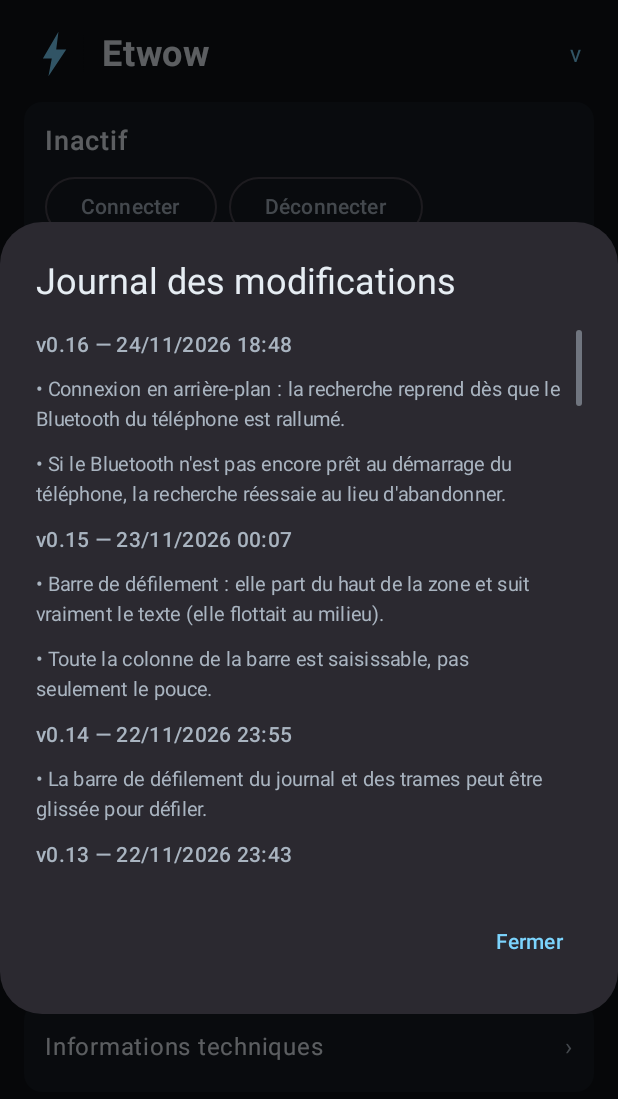
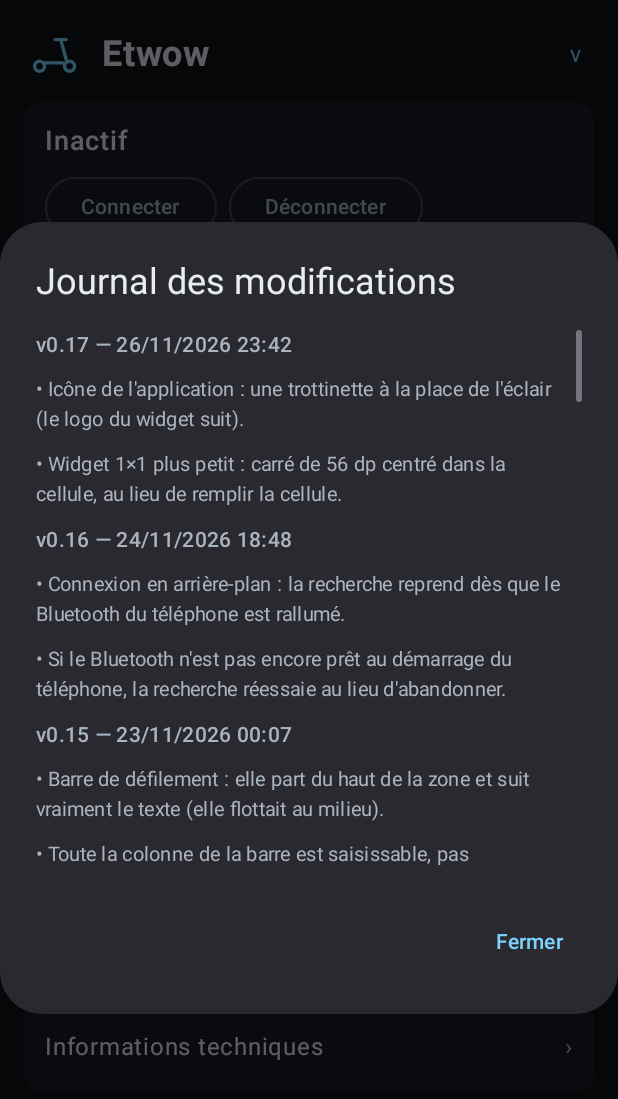
Before and after one commit to JC-LGMS/Etwow, an Android app built with Jetpack Compose: the screen it shows after launch (MainActivity), after a tap on an icon or button, on a phone screen of 412 x 824 dp. Shown: the top 1099 px of the screen. Run offline under Robolectric (Android 15) with nearby library versions, the phone set to English and light mode, and no system bars.

Commit message:
Etwow 0.17 : icone trottinette et widget plus petit

```diff
--- a/app/src/main/java/com/etwow/ui/Changelog.kt
+++ b/app/src/main/java/com/etwow/ui/Changelog.kt
@@ -11,6 +11,14 @@ data class ChangelogEntry(
 )
 
 val CHANGELOG = listOf(
+    ChangelogEntry(
+        version = "0.17",
+        date = "26/11/2026 23:42",
+        items = listOf(
+            "Icône de l'application : une trottinette à la place de l'éclair (le logo du widget suit).",
+            "Widget 1×1 plus petit : carré de 56 dp centré dans la cellule, au lieu de remplir la cellule.",
+        ),
+    ),
     ChangelogEntry(
         version = "0.16",
         date = "24/11/2026 18:48",
--- a/app/src/main/res/drawable/ic_launcher.xml
+++ b/app/src/main/res/drawable/ic_launcher.xml
@@ -7,7 +7,30 @@
     <path
         android:fillColor="#0E1116"
         android:pathData="M0,0h108v108h-108z" />
+    <!-- Trottinette : deux roues, plancher, potence, guidon. -->
     <path
-        android:fillColor="#7CD4FD"
-        android:pathData="M62,14L34,62h16l-6,32 32,-48H58z" />
+        android:pathData="M19,76A9,9 0 1,1 37,76A9,9 0 1,1 19,76Z"
+        android:strokeColor="#7CD4FD"
+        android:strokeLineCap="round"
+        android:strokeWidth="6" />
+    <path
+        android:pathData="M73,76A9,9 0 1,1 91,76A9,9 0 1,1 73,76Z"
+        android:strokeColor="#7CD4FD"
+        android:strokeLineCap="round"
+        android:strokeWidth="6" />
+    <path
+        android:pathData="M36,70L70,70"
+        android:strokeColor="#7CD4FD"
+        android:strokeLineCap="round"
+        android:strokeWidth="6" />
+    <path
+        android:pathData="M77,68L66,28"
+        android:strokeColor="#7CD4FD"
+        android:strokeLineCap="round"
+        android:strokeWidth="6" />
+    <path
+        android:pathData="M56,28L76,28"
+        android:strokeColor="#7CD4FD"
+        android:strokeLineCap="round"
+        android:strokeWidth="6" />
 </vector>
```
Also changed, not shown: app/src/main/res/drawable/ic_widget_logo.xml (+25 -2 lines), app/src/main/res/layout/widget_speed_limit.xml (+14 -7 lines), 2 other files.
